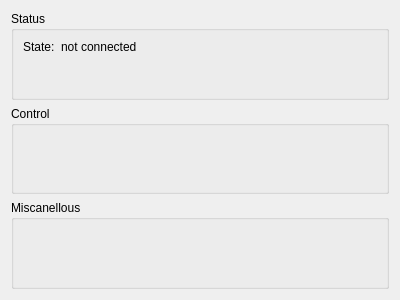
Above: ambilight-gui/controlwidget.ui from enra64/PalliLux before the change. Below: the same form after it.
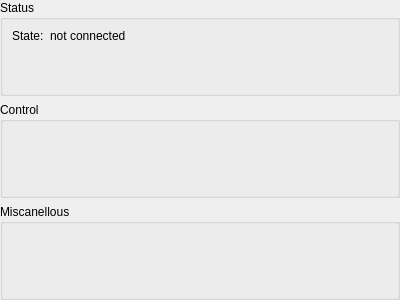
That is the form after the change.

What changed in the file:
```diff
--- a/ambilight-gui/controlwidget.ui
+++ b/ambilight-gui/controlwidget.ui
@@ -14,6 +14,18 @@
    <string>Form</string>
   </property>
   <layout class="QVBoxLayout" name="verticalLayout">
+   <property name="leftMargin">
+    <number>0</number>
+   </property>
+   <property name="topMargin">
+    <number>0</number>
+   </property>
+   <property name="rightMargin">
+    <number>0</number>
+   </property>
+   <property name="bottomMargin">
+    <number>0</number>
+   </property>
    <item>
     <widget class="QGroupBox" name="stateGroupBox">
      <property name="title">
```
